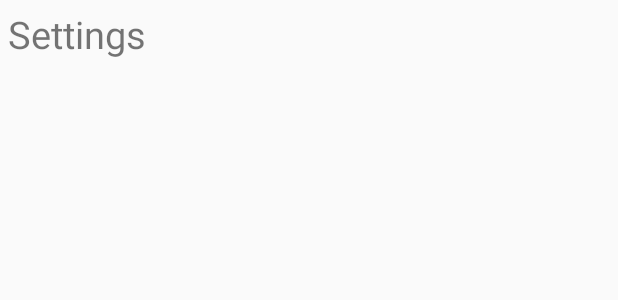
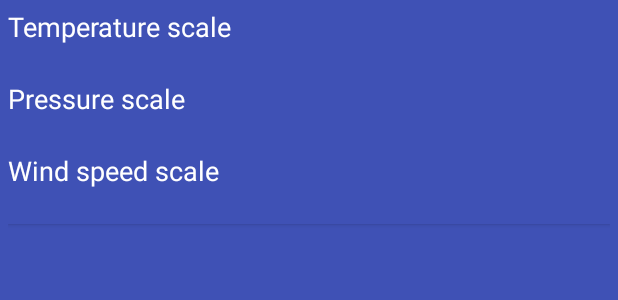
Before and after one commit to gargmehul10/Weatherly, an Android app: the layout settings.xml on its own in the app's theme, with its tools: preview values and no code run, on a phone screen of 412 x 824 dp. Shown: the top 300 px of the screen. Run offline under Robolectric (Android 15) with nearby library versions, the phone set to English and light mode, and no system bars.

Commit message:
Add files via upload

```diff
--- a/app/src/main/res/layout/settings.xml
+++ b/app/src/main/res/layout/settings.xml
@@ -4,15 +4,39 @@
     android:layout_width="match_parent"
     android:layout_height="match_parent"
     android:weightSum="1"
-    android:padding="5dp">
+    android:padding="5dp"
+    android:background="#3F51B5">
 
-    <TextView
-        android:id="@+id/textView"
+    <Button
+        android:id="@+id/temperature_change"
         android:layout_width="match_parent"
         android:layout_height="wrap_content"
-        android:text="Settings"
-        android:layout_weight="0.06"
-        android:textSize="25sp"/>
+        android:text="Temperature scale"
+        android:textColor="#FFFFFF"
+        android:background="#3F51B5"
+        android:textAppearance="?android:attr/textAppearanceMedium"
+        android:gravity="left"/>
 
+    <Button
+        android:id="@+id/pressure_change"
+        android:layout_width="match_parent"
+        android:layout_height="wrap_content"
+        android:layout_below="@+id/temperature_change"
+        android:text="Pressure scale"
+        android:textColor="#FFFFFF"
+        android:background="#3F51B5"
+        android:textAppearance="?android:attr/textAppearanceMedium"
+        android:gravity="left"/>
+
+    <Button
+        android:id="@+id/windspeed_change"
+        android:layout_width="match_parent"
+        android:layout_height="wrap_content"
+        android:layout_below="@+id/pressure_change"
+        android:text="Wind speed scale"
+        android:textColor="#FFFFFF"
+        android:background="#3F51B5"
+        android:textAppearance="?android:attr/textAppearanceMedium"
+        android:gravity="left"/>
 
 </LinearLayout>
```
Also changed, not shown: app/src/main/res/layout/content_main.xml (+15 -6 lines), app/src/main/res/layout/pressure_scale.xml (added, +74 -0 lines), app/src/main/res/layout/temperature_scale.xml (added, +54 -0 lines), app/src/main/res/layout/windspeed_scale.xml (added, +66 -0 lines), app/src/main/res/layout/activity_main.xml (line endings or trailing spaces), app/src/main/res/layout/app_bar_main.xml (line endings or trailing spaces), app/src/main/res/layout/custom_dialog.xml (line endings or trailing spaces), app/src/main/res/layout/nav_header_main.xml (line endings or trailing spaces).
